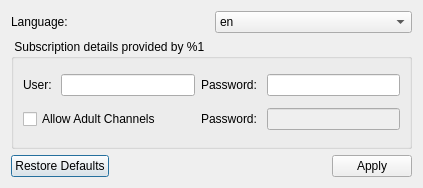
The window that branches/kartina.tv/forms/qftsettings.ui (code-google-com/vlc-record) describes before a commit, drawn with Qt 5.
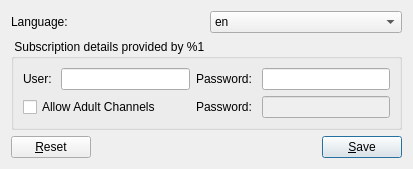
The same window after the commit. Icons and pictures are not drawn.

Commit message: - use other buttons for first time settings - many small changes

```diff
--- a/branches/kartina.tv/forms/qftsettings.ui
+++ b/branches/kartina.tv/forms/qftsettings.ui
@@ -6,8 +6,8 @@
    <rect>
     <x>0</x>
     <y>0</y>
-    <width>423</width>
-    <height>188</height>
+    <width>413</width>
+    <height>158</height>
    </rect>
   </property>
   <property name="windowTitle">
@@ -123,14 +123,47 @@
     </widget>
    </item>
    <item>
-    <widget class="QDialogButtonBox" name="buttonBox">
-     <property name="orientation">
-      <enum>Qt::Horizontal</enum>
+    <layout class="QHBoxLayout" name="horizontalLayout_2">
+     <property name="spacing">
+      <number>2</number>
      </property>
-     <property name="standardButtons">
-      <set>QDialogButtonBox::Apply|QDialogButtonBox::RestoreDefaults</set>
-     </property>
-    </widget>
+     <item>
+      <widget class="QPushButton" name="pushReset">
+       <property name="text">
+        <string>&amp;Reset</string>
+       </property>
+       <property name="autoDefault">
+        <bool>false</bool>
+       </property>
+      </widget>
+     </item>
+     <item>
+      <spacer name="horizontalSpacer">
+       <property name="orientation">
+        <enum>Qt::Horizontal</enum>
+       </property>
+       <property name="sizeHint" stdset="0">
+        <size>
+         <width>40</width>
+         <height>20</height>
+        </size>
+       </property>
+      </spacer>
+     </item>
+     <item>
+      <widget class="QPushButton" name="pushSave">
+       <property name="text">
+        <string>&amp;Save</string>
+       </property>
+       <property name="autoDefault">
+        <bool>false</bool>
+       </property>
+       <property name="default">
+        <bool>true</bool>
+       </property>
+      </widget>
+     </item>
+    </layout>
    </item>
   </layout>
  </widget>
```
Left out of the diff: 9 changed lines with no effect on the pictures. The commit also changes 13 other files.
